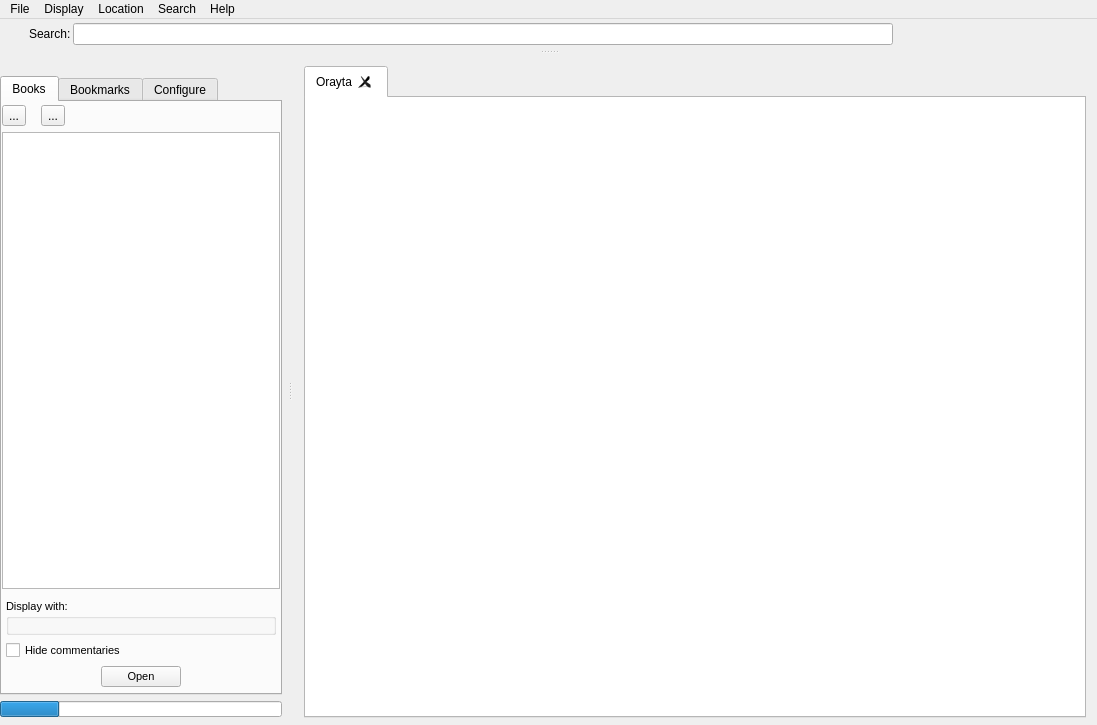
This is mainwindow.ui in MosheWagner/Orayta-QT as Qt 5 draws it before an edit. The edited form follows.
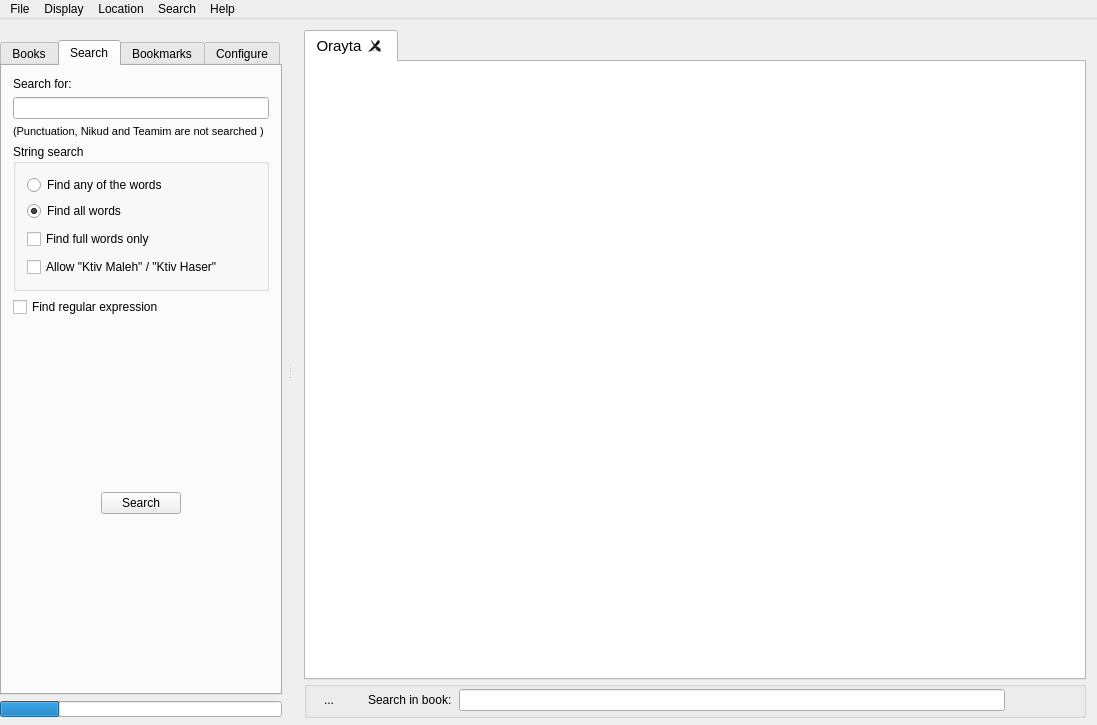
This is the edited form. The open tabs and pages were chosen to show the change. Icons and pictures are not drawn. Custom widgets are drawn as their Qt base class.

Commit message: Experimental new search system. Unstable

Diff of the .ui file:
```diff
--- a/mainwindow.ui
+++ b/mainwindow.ui
@@ -50,14 +50,11 @@
      <number>7</number>
     </property>
     <item>
-     <layout class="QHBoxLayout" name="horizontalLayout" stretch="0">
+     <layout class="QVBoxLayout" name="verticalLayout_12">
       <property name="spacing">
-       <number>6</number>
+       <number>1</number>
       </property>
-      <property name="sizeConstraint">
-       <enum>QLayout::SetDefaultConstraint</enum>
-      </property>
-      <property name="rightMargin">
+      <property name="topMargin">
        <number>0</number>
       </property>
       <item>
@@ -477,12 +474,23 @@
           </disabled>
          </palette>
         </property>
+        <property name="font">
+         <font>
+          <pointsize>11</pointsize>
+         </font>
+        </property>
         <property name="layoutDirection">
          <enum>Qt::LeftToRight</enum>
         </property>
         <property name="currentIndex">
          <number>0</number>
         </property>
+        <property name="iconSize">
+         <size>
+          <width>18</width>
+          <height>18</height>
+         </size>
+        </property>
         <property name="tabsClosable">
          <bool>true</bool>
         </property>
@@ -496,8 +504,8 @@
          <widget class="QPushButton" name="newTabButton">
           <property name="geometry">
            <rect>
-            <x>235</x>
-            <y>30</y>
+            <x>320</x>
+            <y>60</y>
             <width>31</width>
             <height>31</height>
            </rect>
@@ -514,58 +522,203 @@
           </property>
           <property name="iconSize">
            <size>
-            <width>21</width>
-            <height>21</height>
+            <width>18</width>
+            <height>18</height>
            </size>
           </property>
           <property name="flat">
            <bool>true</bool>
           </property>
          </widget>
-        </widget>
-       </widget>
-      </item>
-     </layout>
-    </item>
-   </layout>
-  </widget>
-  <widget class="QDockWidget" name="searchDockWidget">
-   <property name="maximumSize">
+         <widget class="QDialogButtonBox" name="btnBox">
+          <property name="geometry">
+           <rect>
+            <x>320</x>
+            <y>30</y>
+            <width>161</width>
+            <height>28</height>
+           </rect>
+          </property>
+          <property name="standardButtons">
+           <set>QDialogButtonBox::NoButton</set>
+          </property>
+         </widget>
+         <widget class="QToolButton" name="showSearchBarButton">
+          <property name="geometry">
+           <rect>
+            <x>460</x>
+            <y>60</y>
+            <width>29</width>
+            <height>28</height>
+           </rect>
+          </property>
+          <property name="toolTip">
+           <string>Search in selected books</string>
+          </property>
+          <property name="text">
+           <string/>
+          </property>
+          <property name="icon">
+           <iconset resource="Orayta.qrc">
+            <normaloff>:/Icons/edit-find.png</normaloff>:/Icons/edit-find.png</iconset>
+          </property>
+          <property name="iconSize">
+           <size>
+            <width>18</width>
+            <height>18</height>
+           </size>
+          </property>
+          <property name="checkable">
+           <bool>true</bool>
+          </property>
+          <property name="checked">
+           <bool>false</bool>
+          </property>
+          <property name="toolButtonStyle">
+           <enum>Qt::ToolButtonIconOnly</enum>
+          </property>
+          <property name="autoRaise">
+           <bool>true</bool>
+          </property>
+         </widget>
+         <widget class="QToolButton" name="topButton">
+          <property name="geometry">
+           <rect>
+            <x>370</x>
+            <y>60</y>
+            <width>29</width>
+            <height>28</height>
+           </rect>
+          </property>
+          <property name="toolTip">
+           <string>Jump to top</string>
+          </property>
+          <property name="text">
+           <string/>
+          </property>
+          <property name="icon">
+           <iconset resource="Orayta.qrc">
+            <normaloff>:/Icons/arrow-up.png</normaloff>:/Icons/arrow-up.png</iconset>
+          </property>
+          <property name="iconSize">
+           <size>
+            <width>18</width>
+            <height>18</height>
+           </size>
+          </property>
+          <property name="checkable">
+           <bool>false</bool>
+          </property>
+          <property name="toolButtonStyle">
+           <enum>Qt::ToolButtonIconOnly</enum>
+          </property>
+          <property name="autoRaise">
+           <bool>true</bool>
+          </property>
+         </widget>
+         <widget class="QToolButton" name="zoomoutButton">
+          <property name="geometry">
+           <rect>
+            <x>400</x>
+            <y>60</y>
+            <width>29</width>
+            <height>28</height>
+           </rect>
+          </property>
+          <property name="toolTip">
+           <string>Zoom out</string>
+          </property>
+          <property name="text">
+           <string/>
+          </property>
+          <property name="icon">
+           <iconset resource="Orayta.qrc">
+            <normaloff>:/Icons/zoom-out.png</normaloff>:/Icons/zoom-out.png</iconset>
+          </property>
+          <property name="iconSize">
     <size>
-     <width>524287</width>
-     <height>45</height>
-    </size>
-   </property>
-   <property name="floating">
+            <width>18</width>
+            <height>18</height>
+           </size>
+          </property>
+          <property name="checkable">
     <bool>false</bool>
    </property>
-   <property name="features">
-    <set>QDockWidget::DockWidgetVerticalTitleBar</set>
-   </property>
-   <property name="allowedAreas">
-    <set>Qt::TopDockWidgetArea</set>
-   </property>
-   <attribute name="dockWidgetArea">
-    <number>4</number>
-   </attribute>
-   <widget class="QWidget" name="dockWidgetContents">
-    <property name="layoutDirection">
-     <enum>Qt::LeftToRight</enum>
-    </property>
-    <layout class="QVBoxLayout" name="verticalLayout_4">
-     <property name="margin">
-      <number>0</number>
-     </property>
+          <property name="toolButtonStyle">
+           <enum>Qt::ToolButtonIconOnly</enum>
+          </property>
+          <property name="autoRaise">
+           <bool>true</bool>
+          </property>
+         </widget>
+         <widget class="QToolButton" name="zoominButton">
+          <property name="geometry">
+           <rect>
+            <x>430</x>
+            <y>60</y>
+            <width>29</width>
+            <height>28</height>
+           </rect>
+          </property>
+          <property name="toolTip">
+           <string>Zoom in</string>
+          </property>
+          <property name="text">
+           <string/>
+          </property>
+          <property name="icon">
+           <iconset resource="Orayta.qrc">
+            <normaloff>:/Icons/zoom-in.png</normaloff>:/Icons/zoom-in.png</iconset>
+          </property>
+          <property name="iconSize">
+           <size>
+            <width>18</width>
+            <height>18</height>
+           </size>
+          </property>
+          <property name="checkable">
+           <bool>false</bool>
+          </property>
+          <property name="toolButtonStyle">
+           <enum>Qt::ToolButtonIconOnly</enum>
+          </property>
+          <property name="autoRaise">
+           <bool>true</bool>
+          </property>
+         </widget>
+         <widget class="QPushButton" name="spaceButton">
+          <property name="geometry">
+           <rect>
+            <x>320</x>
+            <y>120</y>
+            <width>86</width>
+            <height>28</height>
+           </rect>
+          </property>
+          <property name="text">
+           <string/>
+          </property>
+          <property name="flat">
+           <bool>true</bool>
+          </property>
+         </widget>
+        </widget>
+       </widget>
+      </item>
      <item>
+       <widget class="QGroupBox" name="searchGroupBX">
+        <property name="enabled">
+         <bool>true</bool>
+        </property>
       <layout class="QHBoxLayout" name="horizontalLayout_3">
        <property name="spacing">
-        <number>2</number>
+          <number>7</number>
        </property>
        <property name="leftMargin">
         <number>10</number>
        </property>
        <property name="topMargin">
-        <number>2</number>
+          <number>0</number>
        </property>
        <property name="rightMargin">
         <number>10</number>
@@ -573,45 +726,49 @@
        <property name="bottomMargin">
         <number>2</number>
        </property>
+         <item>
+          <widget class="QToolButton" name="hideSearchButton">
+           <property name="styleSheet">
+            <string notr="true"/>
+           </property>
+           <property name="text">
+            <string>...</string>
+           </property>
+           <property name="icon">
+            <iconset resource="Orayta.qrc">
+             <normaloff>:/Icons/edit-delete.png</normaloff>:/Icons/edit-delete.png</iconset>
+           </property>
+           <property name="autoRaise">
+            <bool>true</bool>
+           </property>
+          </widget>
+         </item>
+         <item>
+          <spacer name="horizontalSpacer">
+           <property name="orientation">
+            <enum>Qt::Horizontal</enum>
+           </property>
+           <property name="sizeType">
+            <enum>QSizePolicy::Maximum</enum>
+           </property>
+           <property name="sizeHint" stdset="0">
+            <size>
+             <width>20</width>
+             <height>20</height>
+            </size>
+           </property>
+          </spacer>
+         </item>
        <item>
         <widget class="QLabel" name="label">
          <property name="text">
-          <string>Search:</string>
+            <string>Search in book:</string>
          </property>
         </widget>
        </item>
        <item>
         <widget class="QLineEdit" name="lineEdit"/>
        </item>
-       <item>
-        <widget class="QToolButton" name="searchButton">
-         <property name="toolTip">
-          <string>Search in selected books</string>
-         </property>
-         <property name="text">
-          <string/>
-         </property>
-         <property name="icon">
-          <iconset resource="Orayta.qrc">
-           <normaloff>:/Icons/edit-find.png</normaloff>:/Icons/edit-find.png</iconset>
-         </property>
-         <property name="iconSize">
-          <size>
-           <width>19</width>
-           <height>19</height>
-          </size>
-         </property>
-         <property name="checkable">
-          <bool>false</bool>
-         </property>
-         <property name="toolButtonStyle">
-          <enum>Qt::ToolButtonIconOnly</enum>
-         </property>
-         <property name="autoRaise">
-          <bool>true</bool>
-         </property>
-        </widget>
-       </item>
        <item>
         <widget class="QToolButton" name="searchBackwords">
          <property name="toolTip">
@@ -670,113 +827,12 @@
          </property>
         </widget>
        </item>
-       <item>
-        <spacer name="horizontalSpacer">
-         <property name="orientation">
-          <enum>Qt::Horizontal</enum>
-         </property>
-         <property name="sizeType">
-          <enum>QSizePolicy::Maximum</enum>
-         </property>
-         <property name="sizeHint" stdset="0">
-          <size>
-           <width>20</width>
-           <height>20</height>
-          </size>
-         </property>
-        </spacer>
-       </item>
-       <item>
-        <widget class="QToolButton" name="zoomoutButton">
-         <property name="toolTip">
-          <string>Zoom out</string>
-         </property>
-         <property name="text">
-          <string/>
-         </property>
-         <property name="icon">
-          <iconset resource="Orayta.qrc">
-           <normaloff>:/Icons/zoom-out.png</normaloff>:/Icons/zoom-out.png</iconset>
-         </property>
-         <property name="iconSize">
-          <size>
-           <width>19</width>
-           <height>19</height>
-          </size>
-         </property>
-         <property name="checkable">
-          <bool>false</bool>
-         </property>
-         <property name="toolButtonStyle">
-          <enum>Qt::ToolButtonIconOnly</enum>
-         </property>
-         <property name="autoRaise">
-          <bool>true</bool>
-         </property>
-        </widget>
-       </item>
-       <item>
-        <widget class="QToolButton" name="zoominButton">
-         <property name="toolTip">
-          <string>Zoom in</string>
-         </property>
-         <property name="text">
-          <string/>
-         </property>
-         <property name="icon">
-          <iconset resource="Orayta.qrc">
-           <normaloff>:/Icons/zoom-in.png</normaloff>:/Icons/zoom-in.png</iconset>
-         </property>
-         <property name="iconSize">
-          <size>
-           <width>19</width>
-           <height>19</height>
-          </size>
-         </property>
-         <property name="checkable">
-          <bool>false</bool>
-         </property>
-         <property name="toolButtonStyle">
-          <enum>Qt::ToolButtonIconOnly</enum>
-         </property>
-         <property name="autoRaise">
-          <bool>true</bool>
-         </property>
-        </widget>
-       </item>
-       <item>
-        <widget class="QToolButton" name="topButton">
-         <property name="toolTip">
-          <string>Jump to top</string>
-         </property>
-         <property name="text">
-          <string/>
-         </property>
-         <property name="icon">
-          <iconset resource="Orayta.qrc">
-           <normaloff>:/Icons/arrow-up.png</normaloff>:/Icons/arrow-up.png</iconset>
-         </property>
-         <property name="iconSize">
-          <size>
-           <width>19</width>
-           <height>19</height>
-          </size>
-         </property>
-         <property name="checkable">
-          <bool>false</bool>
-         </property>
-         <property name="toolButtonStyle">
-          <enum>Qt::ToolButtonIconOnly</enum>
-         </property>
-         <property name="autoRaise">
-          <bool>true</bool>
-         </property>
-        </widget>
-       </item>
+        </layout>
+       </widget>
+      </item>
       </layout>
      </item>
     </layout>
-   </widget>
   </widget>
   <widget class="QDockWidget" name="treeDockWidget">
    <property name="floating">
@@ -830,7 +886,7 @@
          <property name="currentIndex">
           <number>0</number>
          </property>
-         <widget class="QWidget" name="tab">
+         <widget class="QWidget" name="booksTab">
           <attribute name="icon">
            <iconset resource="Orayta.qrc">
             <normaloff>:/Icons/bookcase.png</normaloff>:/Icons/bookcase.png</iconset>
@@ -1057,7 +1113,166 @@
            </item>
           </layout>
          </widget>
-         <widget class="QWidget" name="tab_2">
+         <widget class="QWidget" name="searchTab">
+          <attribute name="icon">
+           <iconset resource="Orayta.qrc">
+            <normaloff>:/Icons/search.png</normaloff>:/Icons/search.png</iconset>
+          </attribute>
+          <attribute name="title">
+           <string>Search</string>
+          </attribute>
+          <layout class="QVBoxLayout" name="verticalLayout_13">
+           <item>
+            <widget class="QLabel" name="label_10">
+             <property name="text">
+              <string>Search for:</string>
+             </property>
+            </widget>
+           </item>
+           <item>
+            <widget class="QLineEdit" name="searchInBooksLine"/>
+           </item>
+           <item>
+            <widget class="QLabel" name="label_2">
+             <property name="font">
+              <font>
+               <pointsize>8</pointsize>
+              </font>
+             </property>
+             <property name="text">
+              <string>(Punctuation, Nikud and Teamim are not searched )</string>
+             </property>
+             <property name="wordWrap">
+              <bool>true</bool>
+             </property>
+            </widget>
+           </item>
+           <item>
+            <widget class="QGroupBox" name="groupBox">
+             <property name="title">
+              <string>String search</string>
+             </property>
+             <layout class="QVBoxLayout" name="verticalLayout_4">
+              <property name="spacing">
+               <number>8</number>
+              </property>
+              <item>
+               <layout class="QVBoxLayout" name="verticalLayout_14">
+                <property name="topMargin">
+                 <number>0</number>
+                </property>
+                <item>
+                 <widget class="QRadioButton" name="radioButton">
+                  <property name="text">
+                   <string>Find any of the words</string>
+                  </property>
+                 </widget>
+                </item>
+                <item>
+                 <widget class="QRadioButton" name="radioButton_2">
+                  <property name="text">
+                   <string>Find all words</string>
+                  </property>
+                  <property name="checked">
+                   <bool>true</bool>
+                  </property>
+                 </widget>
+                </item>
+               </layout>
+              </item>
+              <item>
+               <widget class="QCheckBox" name="fullCheckBox">
+                <property name="text">
+                 <string>Find full words only</string>
+                </property>
+               </widget>
+              </item>
+              <item>
+               <widget class="QCheckBox" name="fuzzyCheckBox">
+                <property name="text">
+                 <string>Allow &quot;Ktiv Maleh&quot; / &quot;Ktiv Haser&quot;</string>
+                </property>
+               </widget>
+              </item>
+             </layout>
+            </widget>
+           </item>
+           <item>
+            <widget class="QCheckBox" name="regexpCheckBox">
+             <property name="text">
+              <string>Find regular expression</string>
+             </property>
+            </widget>
+           </item>
+           <item>
+            <spacer name="verticalSpacer_2">
+             <property name="orientation">
+              <enum>Qt::Vertical</enum>
+             </property>
+             <property name="sizeHint" stdset="0">
+              <size>
+               <width>20</width>
+               <height>40</height>
+              </size>
+             </property>
+            </spacer>
+           </item>
+           <item>
+            <layout class="QHBoxLayout" name="horizontalLayout">
+             <property name="spacing">
+              <number>1</number>
+             </property>
+             <item>
+              <spacer name="horizontalSpacer_10">
+               <property name="orientation">
+                <enum>Qt::Horizontal</enum>
+               </property>
+               <property name="sizeHint" stdset="0">
+                <size>
+                 <width>40</width>
+                 <height>20</height>
+                </size>
+               </property>
+              </spacer>
+             </item>
+             <item>
+              <widget class="QPushButton" name="SearchInBooksBTN">
+               <property name="text">
+                <string>Search</string>
+               </property>
+              </widget>
+             </item>
+             <item>
+              <spacer name="horizontalSpacer_11">
+               <property name="orientation">
+                <enum>Qt::Horizontal</enum>
+               </property>
+               <property name="sizeHint" stdset="0">
+                <size>
+                 <width>40</width>
+                 <height>20</height>
+                </size>
+               </property>
+              </spacer>
+             </item>
+            </layout>
+           </item>
+           <item>
+            <spacer name="verticalSpacer_3">
+             <property name="orientation">
+              <enum>Qt::Vertical</enum>
+             </property>
+             <property name="sizeHint" stdset="0">
+              <size>
+               <width>20</width>
+               <height>40</height>
+              </size>
+             </property>
+            </spacer>
+           </item>
+          </layout>
+         </widget>
+         <widget class="QWidget" name="bookmarkTab">
           <attribute name="icon">
            <iconset resource="Orayta.qrc">
             <normaloff>:/Icons/bookmarks.png</normaloff>:/Icons/bookmarks.png</iconset>
@@ -1232,7 +1447,7 @@
            </item>
           </layout>
          </widget>
-         <widget class="QWidget" name="tab_3">
+         <widget class="QWidget" name="confTab">
           <attribute name="icon">
            <iconset resource="Orayta.qrc">
             <normaloff>:/Icons/configure.png</normaloff>:/Icons/configure.png</iconset>
@@ -1257,8 +1472,8 @@
                <rect>
                 <x>0</x>
                 <y>0</y>
-                <width>222</width>
-                <height>477</height>
+                <width>263</width>
+                <height>604</height>
                </rect>
               </property>
               <layout class="QVBoxLayout" name="verticalLayout_7">
@@ -1624,9 +1839,6 @@
     <addaction name="removeFromSearchAction"/>
     <addaction name="removeAllFromSearchAction"/>
     <addaction name="separator"/>
-    <addaction name="searchForwardAction"/>
-    <addaction name="searchInBooksAction"/>
-    <addaction name="searchBackwardsAction"/>
     <addaction name="separator"/>
    </widget>
    <widget class="QMenu" name="menu_4">
@@ -1770,10 +1982,10 @@
   <action name="advancedSearchAction">
    <property name="icon">
     <iconset resource="Orayta.qrc">
-     <normaloff>:/Icons/search.png</normaloff>:/Icons/search.png</iconset>
+     <normaloff>:/Icons/edit-find.png</normaloff>:/Icons/edit-find.png</iconset>
    </property>
    <property name="text">
-    <string>Advanced search</string>
+    <string>Search in books</string>
    </property>
   </action>
   <action name="searchInBooksAction">
```
Lines whose indentation alone changed are shown as unchanged. The commit also changes 11 other files.
